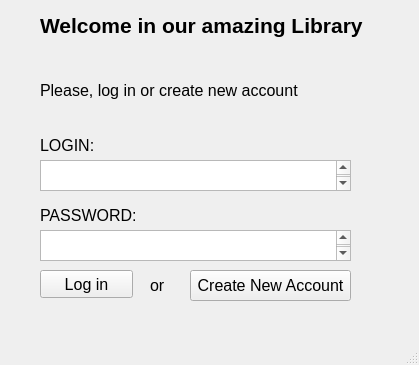
hrutkowski/Internet_Library, file GUI_project/mainwindow.ui: the form before one commit.
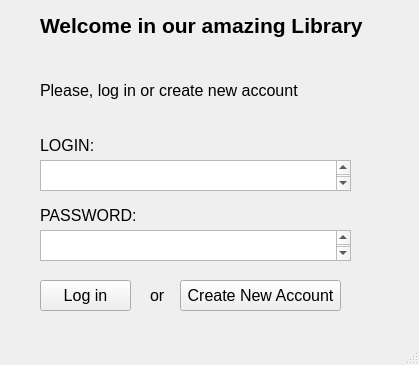
The form after the commit.

```diff
--- a/GUI_project/mainwindow.ui
+++ b/GUI_project/mainwindow.ui
@@ -129,9 +129,9 @@
     <property name="geometry">
      <rect>
       <x>40</x>
-      <y>270</y>
-      <width>93</width>
-      <height>28</height>
+      <y>280</y>
+      <width>91</width>
+      <height>31</height>
      </rect>
     </property>
     <property name="font">
@@ -146,8 +146,8 @@
    <widget class="QPushButton" name="pushButton_2">
     <property name="geometry">
      <rect>
-      <x>190</x>
-      <y>270</y>
+      <x>180</x>
+      <y>280</y>
       <width>161</width>
       <height>31</height>
      </rect>
@@ -165,7 +165,7 @@
     <property name="geometry">
      <rect>
       <x>150</x>
-      <y>270</y>
+      <y>280</y>
       <width>21</width>
       <height>31</height>
      </rect>
```
